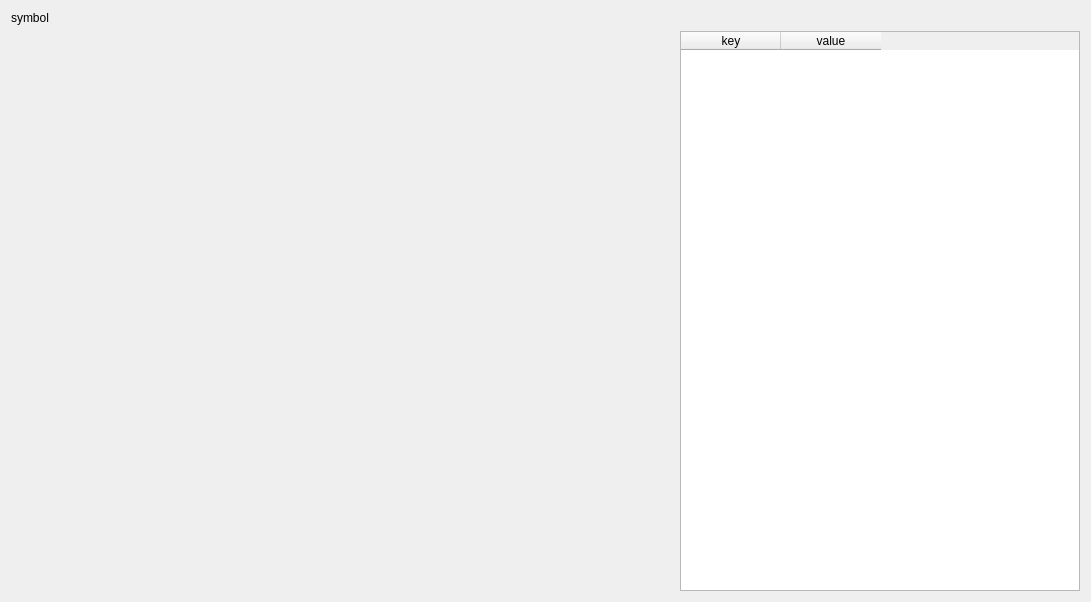
Old version of the form app/ui/k_line.ui in the repository ctpbee/ctpbee_desktop.
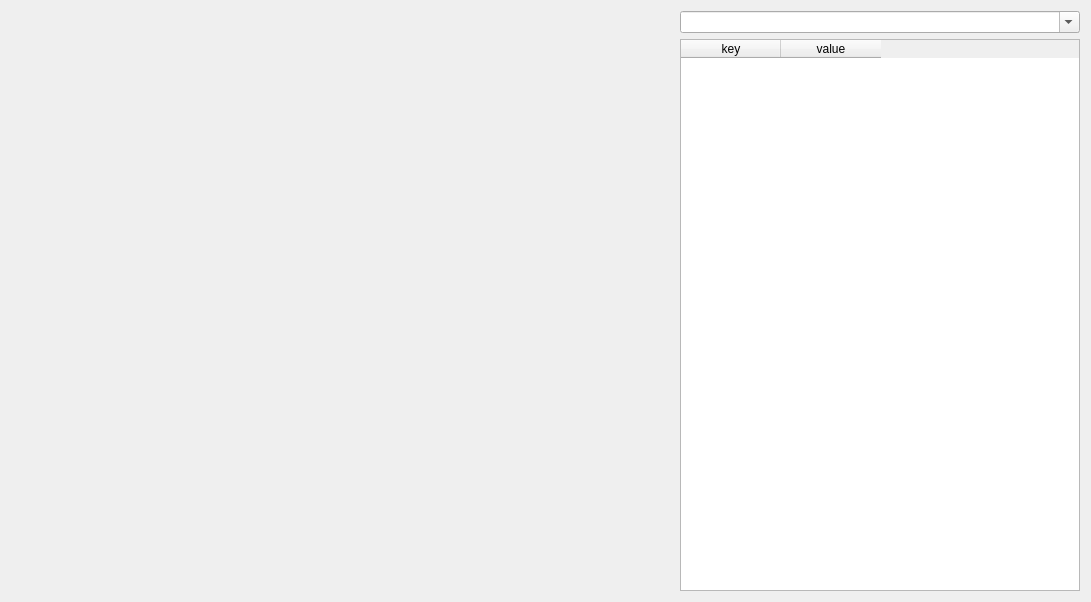
New version of the form.

The edit to the form file:
```diff
--- a/app/ui/k_line.ui
+++ b/app/ui/k_line.ui
@@ -13,10 +13,7 @@
   <property name="windowTitle">
    <string>Form</string>
   </property>
-  <layout class="QGridLayout" name="gridLayout">
-   <item row="1" column="0">
-    <layout class="QVBoxLayout" name="kline_layout"/>
-   </item>
+  <layout class="QGridLayout" name="gridLayout" columnstretch="9,0">
    <item row="1" column="1">
     <widget class="QTableWidget" name="tick_table">
      <property name="sizePolicy">
@@ -28,7 +25,7 @@
      <property name="minimumSize">
       <size>
        <width>0</width>
-       <height>400</height>
+       <height>300</height>
       </size>
      </property>
      <property name="maximumSize">
@@ -52,13 +49,16 @@
      </column>
     </widget>
    </item>
-   <item row="0" column="0">
-    <widget class="QLabel" name="symbol">
-     <property name="text">
-      <string>symbol</string>
+   <item row="0" column="1">
+    <widget class="QComboBox" name="symbol_list">
+     <property name="editable">
+      <bool>true</bool>
      </property>
     </widget>
    </item>
+   <item row="0" column="0" rowspan="2">
+    <layout class="QVBoxLayout" name="kline_layout"/>
+   </item>
   </layout>
  </widget>
  <resources/>
```
